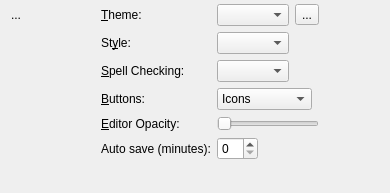
First picture: the form in marave/prefs.ui, repository xMoad/marave, before the edit.
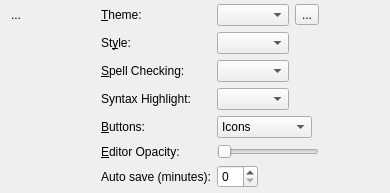
Second picture: the form after the edit. Icons and pictures are not drawn.

Commit message: Syntax highlight UI

```diff
--- a/marave/prefs.ui
+++ b/marave/prefs.ui
@@ -135,7 +135,7 @@
      <item row="2" column="1">
       <widget class="QComboBox" name="langBox"/>
      </item>
-     <item row="3" column="0">
+     <item row="4" column="0">
       <widget class="QLabel" name="label_3">
        <property name="text">
         <string>&amp;Buttons:</string>
@@ -145,7 +145,7 @@
        </property>
       </widget>
      </item>
-     <item row="3" column="1">
+     <item row="4" column="1">
       <widget class="QComboBox" name="buttonStyle">
        <item>
         <property name="text">
@@ -164,7 +164,7 @@
        </item>
       </widget>
      </item>
-     <item row="4" column="0">
+     <item row="5" column="0">
       <widget class="QLabel" name="label_4">
        <property name="text">
         <string>&amp;Editor Opacity:</string>
@@ -174,7 +174,7 @@
        </property>
       </widget>
      </item>
-     <item row="4" column="1">
+     <item row="5" column="1">
       <widget class="QSlider" name="opacity">
        <property name="maximum">
         <number>100</number>
@@ -184,16 +184,26 @@
        </property>
       </widget>
      </item>
-     <item row="5" column="0">
+     <item row="6" column="0">
       <widget class="QLabel" name="label_6">
        <property name="text">
         <string>Auto save (minutes):</string>
        </property>
       </widget>
      </item>
-     <item row="5" column="1">
+     <item row="6" column="1">
       <widget class="QSpinBox" name="autoSave"/>
      </item>
+     <item row="3" column="1">
+      <widget class="QComboBox" name="syntaxList"/>
+     </item>
+     <item row="3" column="0">
+      <widget class="QLabel" name="label_7">
+       <property name="text">
+        <string>Syntax Highlight:</string>
+       </property>
+      </widget>
+     </item>
     </layout>
    </item>
    <item>
```
The commit also changes 1 other file.
